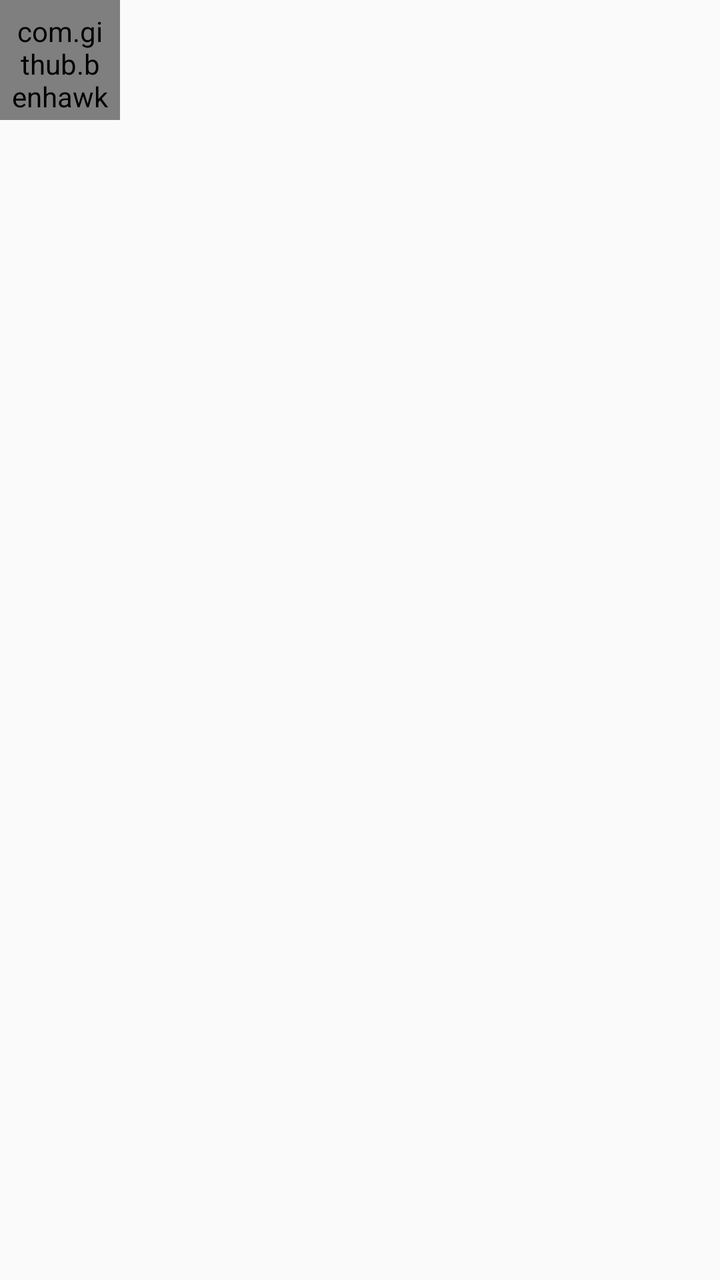
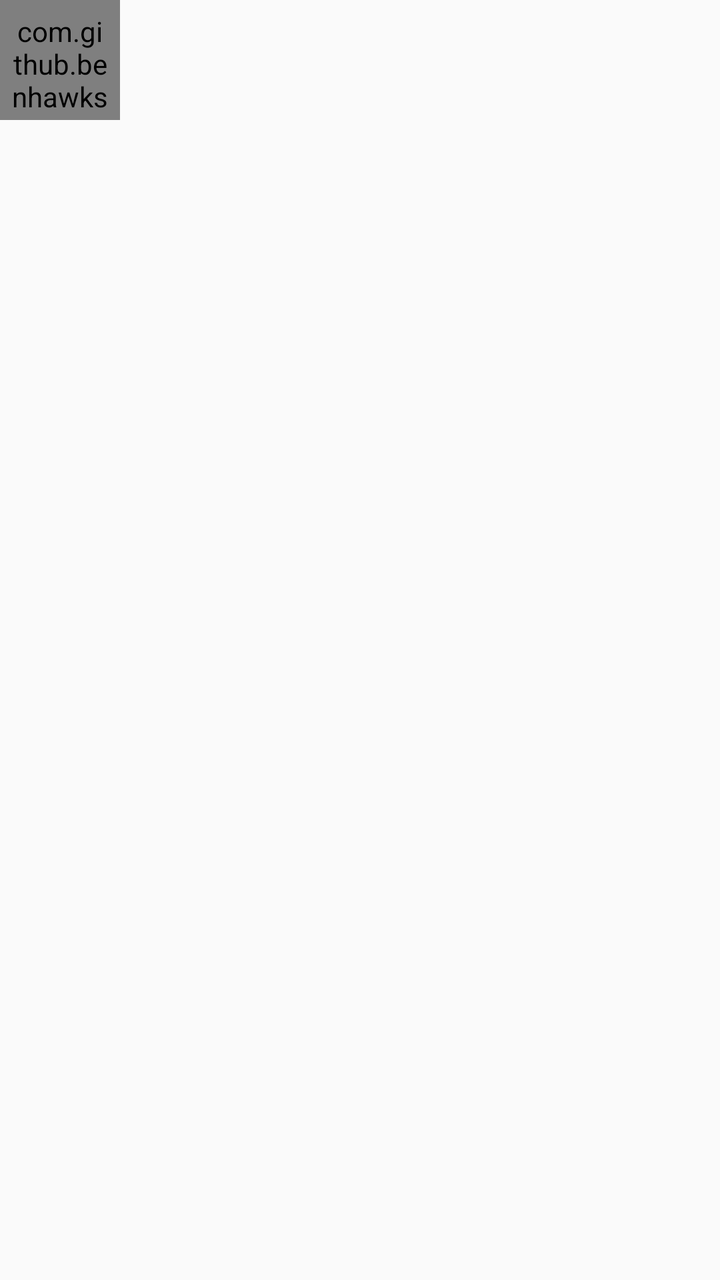

Two renders of the same Android screen: before a commit and after it. Below are the layout's source before the change and the commit's diff.
<!-- AndroidManifest.xml: another module's application theme android:Theme.Material.Light.DarkActionBar -->
<!-- res/layout/image_list_item.xml -->
<?xml version="1.0" encoding="utf-8"?>
<LinearLayout xmlns:android="http://schemas.android.com/apk/res/android"
    android:layout_width="match_parent"
    android:layout_height="wrap_content"
    android:orientation="horizontal">

    <com.github.benhawks.canonprint.app.ScalingBitmapView
        android:id="@+id/imageView"
        android:layout_width="60dp"
        android:layout_height="60dp"
        android:padding="6dp" />

    <include layout="@android:layout/simple_list_item_2" />

</LinearLayout>
<!-- resources referenced by this layout -->
<resources>

</resources>

<!-- the commit's change to res/layout/image_list_item.xml (unified diff, before → after) -->
@@ -4,7 +4,7 @@
     android:layout_height="wrap_content"
     android:orientation="horizontal">
 
-    <com.github.benhawks.canonprint.app.ScalingBitmapView
+    <com.github.benhawks.canondirectprint.app.ScalingBitmapView
         android:id="@+id/imageView"
         android:layout_width="60dp"
         android:layout_height="60dp"
